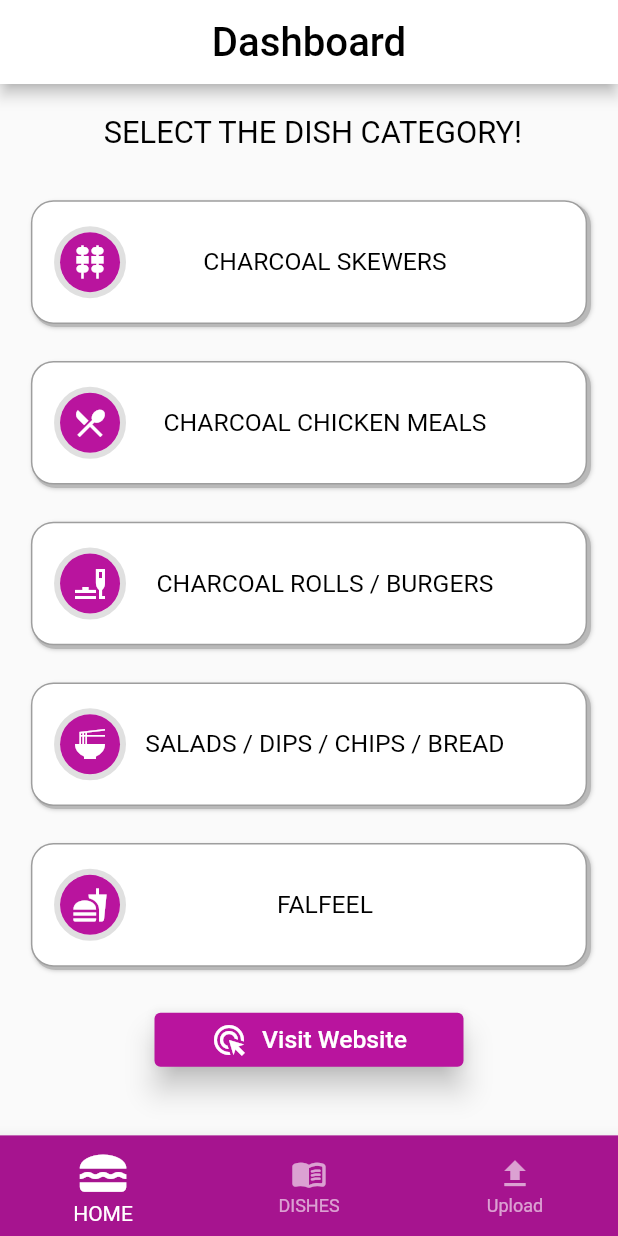
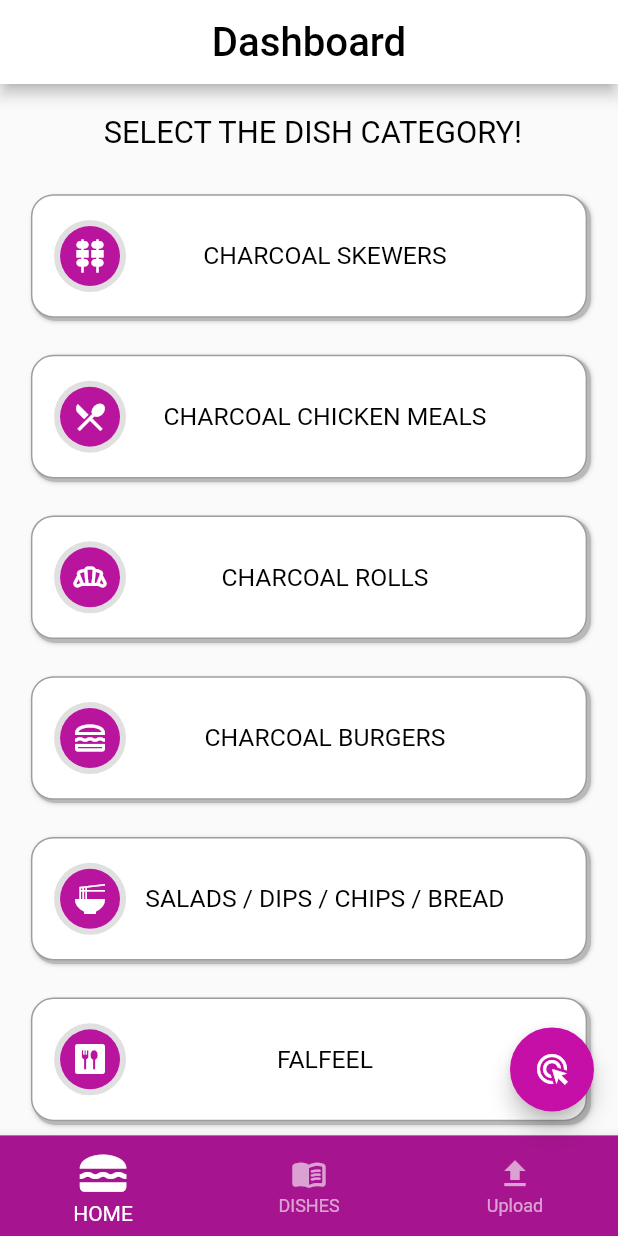
Before and after one commit to gaseer/tango_admin_flutter, a Flutter app: the screen it shows after launch, on a phone screen of 412 x 824 dp. Run offline on Flutter 3.47's test engine with Material 2 defaults, Android fonts, the phone set to English and light mode, and no system bars; our stand-ins replace cached_network_image, cloud_firestore, firebase_core, firebase_storage, google_fonts, image_cropper and 1 more; accounts and stored records are empty; Roboto replaces fonts that are missing (Acme).

Commit message:
all done

```diff
--- a/lib/main_screen.dart
+++ b/lib/main_screen.dart
@@ -2,6 +2,7 @@ import 'package:flutter/material.dart';
 import 'package:tango_admin/screens/allMenuScreen.dart';
 import 'package:tango_admin/screens/home_screen.dart';
 import 'package:tango_admin/screens/upload_screen.dart';
+import 'package:url_launcher/url_launcher.dart';
 
 var width;
 var height;
@@ -26,11 +27,25 @@ class _MainScreenState extends State<MainScreen> {
     });
   }
 
+  //Launch website with floating bar
+  void launchURL(String url) async {
+    if (await canLaunch(url)) {
+      await launch(url);
+    } else {
+      throw 'Could not launch $url';
+    }
+  }
+
   @override
   Widget build(BuildContext context) {
     width = MediaQuery.of(context).size.width;
     height = MediaQuery.of(context).size.height;
     return Scaffold(
+      floatingActionButton: FloatingActionButton(
+        onPressed: () => launchURL("https://tangochicken.com.au/"),
+        backgroundColor: Color(0xffc50fa7),
+        child: Icon(Icons.ads_click_sharp),
+      ),
       body: Center(
         child: _widgetOptions[_selectedIndex],
       ),
--- a/lib/models/dish_model.dart
+++ b/lib/models/dish_model.dart
@@ -44,8 +44,8 @@ class DishModel {
         imageUrl: map['imageUrl'],
         uploadTime: map['uploadTime'],
         description: map['description'],
-        orderBy: 1,
-        extraItem: '');
+        orderBy: map['orderBy'],
+        extraItem: map['extraItem']);
   }
 }
 
--- a/lib/screens/home_screen.dart
+++ b/lib/screens/home_screen.dart
@@ -41,7 +41,7 @@ class HomeScreen extends StatelessWidget {
                     ),
                   )),
               SizedBox(
-                height: width * 0.02,
+                height: width * 0.01,
               ),
 
               //1st ROW
@@ -69,13 +69,22 @@ class HomeScreen extends StatelessWidget {
 
               //2nd ROW
               DishContainer(
-                icon: Icons.brunch_dining_sharp,
+                icon: Icons.bakery_dining_outlined,
                 onTap: () => navigateToScreen(
                     context,
                     const DishListScreen(
                       category: "CHARCOAL ROLLS",
                     )),
-                name: "CHARCOAL ROLLS / BURGERS",
+                name: "CHARCOAL ROLLS",
+              ),
+              DishContainer(
+                icon: Icons.lunch_dining_outlined,
+                onTap: () => navigateToScreen(
+                    context,
+                    const DishListScreen(
+                      category: 'CHARCOAL BURGERS',
+                    )),
+                name: "CHARCOAL BURGERS",
               ),
               SizedBox(
                 width: width * .015,
@@ -92,7 +101,7 @@ class HomeScreen extends StatelessWidget {
               ),
 
               DishContainer(
-                icon: Icons.fastfood,
+                icon: Icons.dining,
                 onTap: () => navigateToScreen(
                     context,
                     const DishListScreen(
```
